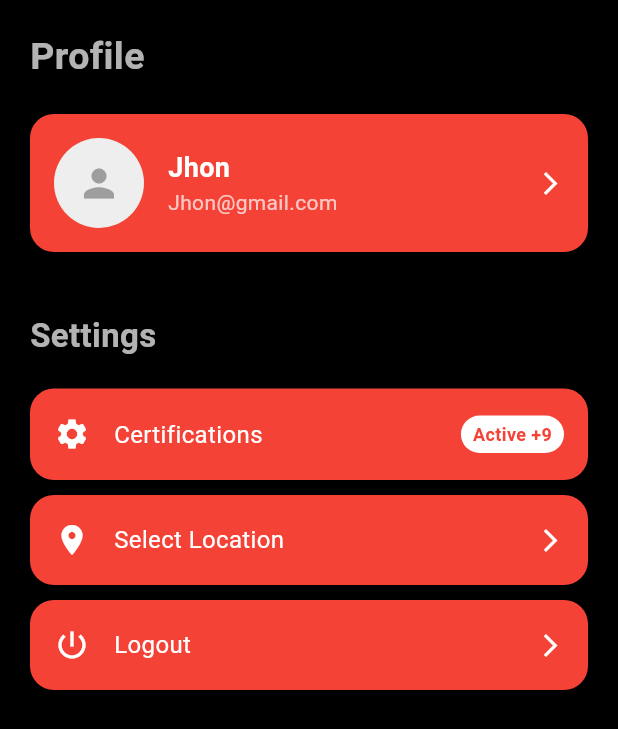
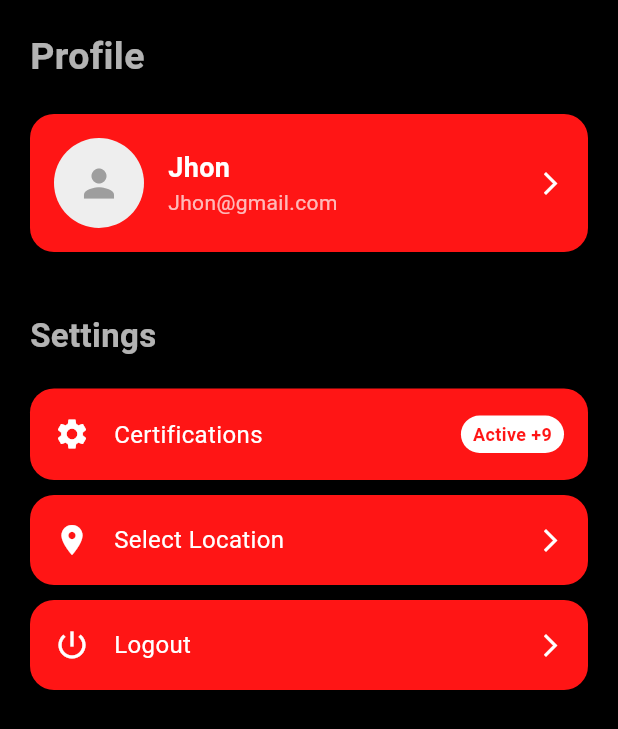
Before and after one commit to Aayan-infotech/Cartie-, a Flutter app: the ProfileScreen screen opened directly, on a phone screen of 412 x 824 dp. Shown: the top 729 px of the screen. Run offline on Flutter 3.47's test engine with Material 3 defaults, Android fonts, the phone set to English and light mode, and no system bars; drawn by our look-alikes of cached_network_image; our stand-ins replace chewie, geocoding, geolocator, google_fonts, google_maps_flutter, hive and 5 more; missing offline and left inert: country_code_text_field; accounts and stored records are empty; network calls fail.

Commit message:
latest changes

```diff
--- a/lib/core/theme/app_theme.dart
+++ b/lib/core/theme/app_theme.dart
@@ -6,7 +6,7 @@ class AppTheme {
         useMaterial3: true,
         scaffoldBackgroundColor: Colors.white,
         colorScheme: const ColorScheme.light(
-          primary: Colors.redAccent,
+          primary: Color.fromRGBO(255, 21, 21, 1),
           secondary: Colors.black87,
           background: Colors.white,
           onPrimary: Colors.white,
@@ -26,7 +26,7 @@ class AppTheme {
         elevatedButtonTheme: ElevatedButtonThemeData(
           style: ElevatedButton.styleFrom(
             foregroundColor: Colors.white,
-            backgroundColor: Colors.redAccent,
+            backgroundColor: Color.fromRGBO(255, 21, 21, 1),
             padding: const EdgeInsets.symmetric(vertical: 12),
             textStyle:
                 const TextStyle(fontSize: 16, fontWeight: FontWeight.bold),
@@ -36,7 +36,7 @@ class AppTheme {
           filled: true,
           fillColor: Colors.black12,
           border: OutlineInputBorder(
-            borderSide: BorderSide(color: Colors.redAccent),
+            borderSide: BorderSide(color: Color.fromRGBO(255, 21, 21, 1)),
             borderRadius: BorderRadius.all(Radius.circular(8)),
           ),
           hintStyle: TextStyle(color: Colors.black45),
@@ -48,7 +48,7 @@ class AppTheme {
         useMaterial3: true,
         scaffoldBackgroundColor: Colors.black,
         colorScheme: const ColorScheme.dark(
-          primary: Colors.redAccent,
+          primary: Color.fromRGBO(255, 21, 21, 1),
           secondary: Colors.white70,
           background: Colors.black,
           onPrimary: Colors.white,
@@ -69,7 +69,7 @@ class AppTheme {
         elevatedButtonTheme: ElevatedButtonThemeData(
           style: ElevatedButton.styleFrom(
             foregroundColor: Colors.white,
-            backgroundColor: Colors.redAccent,
+            backgroundColor: Color.fromRGBO(255, 21, 21, 1),
             padding: const EdgeInsets.symmetric(vertical: 12),
             textStyle:
                 const TextStyle(fontSize: 16, fontWeight: FontWeight.bold),
@@ -79,7 +79,7 @@ class AppTheme {
           filled: true,
           fillColor: Colors.white10,
           border: OutlineInputBorder(
-            borderSide: BorderSide(color: Colors.redAccent),
+            borderSide: BorderSide(color: Color.fromRGBO(255, 21, 21, 1)),
             borderRadius: BorderRadius.all(Radius.circular(8)),
           ),
           hintStyle: TextStyle(color: Colors.white54),
--- a/lib/features/dashboard/profile_screen.dart
+++ b/lib/features/dashboard/profile_screen.dart
@@ -98,10 +98,10 @@ class _ProfileScreenState extends State<ProfileScreen> {
                               color: Colors.white,
                               borderRadius: BorderRadius.circular(20),
                             ),
-                            child: const Text(
+                            child: Text(
                               "Active +9",
                               style: TextStyle(
-                                color: Colors.red,
+                                color: colors.primary,
                                 fontWeight: FontWeight.bold,
                                 fontSize: 12,
                               ),
@@ -137,6 +137,8 @@ class _ProfileScreenState extends State<ProfileScreen> {
 }
 
 Widget buildProfileCard(BuildContext context, UserViewModel userProvider) {
+  final theme = Theme.of(context);
+  final colorScheme = theme.colorScheme;
   return GestureDetector(
     onTap: () {
       Navigator.of(context).push(
@@ -148,7 +150,7 @@ Widget buildProfileCard(BuildContext context, UserViewModel userProvider) {
     child: Container(
       padding: const EdgeInsets.all(16),
       decoration: BoxDecoration(
-        color: Colors.red,
+        color: colorScheme.primary,
         borderRadius: BorderRadius.circular(16),
       ),
       child: Row(
@@ -219,12 +221,14 @@ class SettingTile extends StatelessWidget {
 
   @override
   Widget build(BuildContext context) {
+    final theme = Theme.of(context);
+    final colorScheme = theme.colorScheme;
     return GestureDetector(
       onTap: onTap,
       child: Container(
         padding: const EdgeInsets.symmetric(horizontal: 16, vertical: 18),
         decoration: BoxDecoration(
-          color: Colors.red,
+          color: colorScheme.primary,
           borderRadius: BorderRadius.circular(16),
         ),
         child: Row(
@@ -315,7 +319,7 @@ class LogoutConfirmationSheet extends StatelessWidget {
                   icon: const Icon(Icons.logout, size: 20),
                   label: const Text("LOGOUT"),
                   style: ElevatedButton.styleFrom(
-                    backgroundColor: Colors.red,
+                    backgroundColor: colorScheme.primary,
                     foregroundColor: colorScheme.onError,
                     padding: const EdgeInsets.symmetric(vertical: 16),
                     shape: RoundedRectangleBorder(
--- a/pubspec.yaml
+++ b/pubspec.yaml
@@ -50,6 +50,7 @@ dependencies:
   shared_preferences: ^2.0.8
   hive: ^2.2.3
   flutter_cache_manager:
+  intl:
 
 
 
```
Also changed, not shown: lib/core/api_services/server_calls/course_section_api.dart (+7 -0 lines), lib/core/models/certificate_model.dart (+16 -10 lines), lib/core/utills/user_context_data.dart (+1 -7 lines), lib/features/dashboard/certificate_screen.dart (+130 -25 lines), lib/features/providers/course_provider.dart (+21 -1 lines), pubspec.lock.
